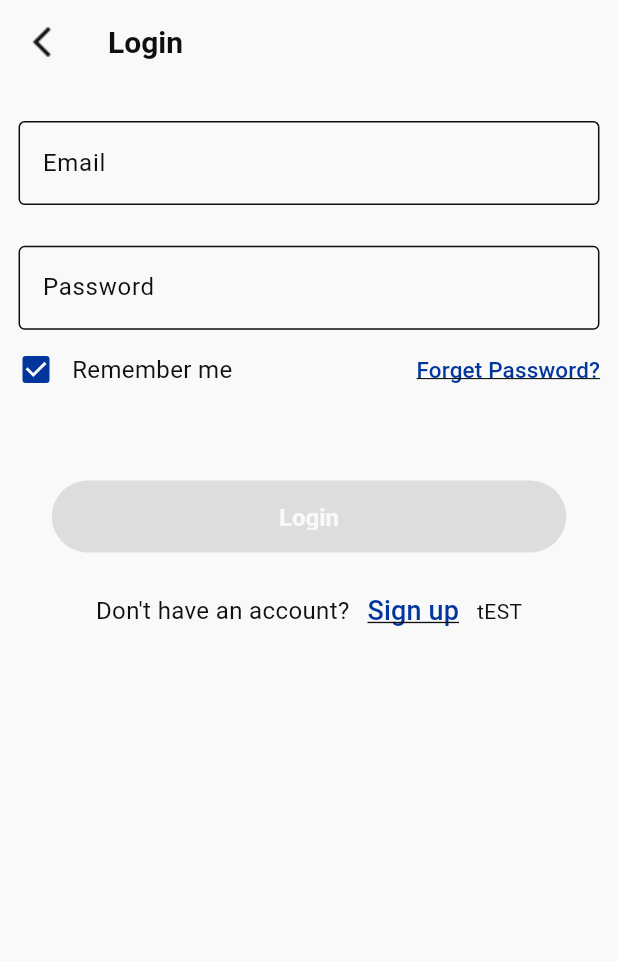
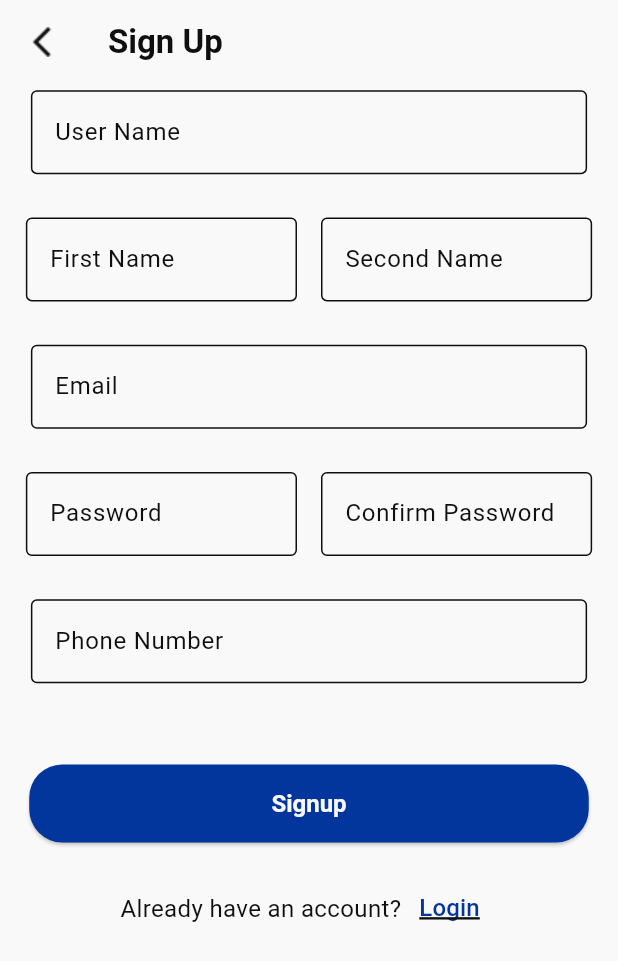
Before and after one commit to moyasser20/online_exam_app, a Flutter app: the screen it shows after launch, after a tap on "Sign up", on a phone screen of 412 x 824 dp. Shown: the top 961 px of the screen. Run offline on Flutter 3.47's test engine with Material 3 defaults, Android fonts, the phone set to English and light mode, and no system bars.

Commit message:
finish the UI of the Signup Except the logic of the inputs and the elevated Button

```diff
--- a/lib/core/Widgets/Custome_Elevated_Button.dart
+++ b/lib/core/Widgets/Custome_Elevated_Button.dart
@@ -10,14 +10,14 @@ class CustomeElevatedButton extends StatelessWidget {
   @override
   Widget build(BuildContext context) {
     return SizedBox(
-      width: 343,
-      height: 48,
+      width: 373,
+      height: 52,
       child: ElevatedButton(onPressed: onPressed,
           style: ElevatedButton.styleFrom(
             backgroundColor: color ?? AppColors.blue,
             padding: EdgeInsets.symmetric(vertical: 15, horizontal: 30),
             shape: RoundedRectangleBorder(
-              borderRadius: BorderRadius.circular(25),
+              borderRadius: BorderRadius.circular(22),
             ),
             textStyle: TextStyle(
               fontSize: 16,
--- a/lib/core/Widgets/custom_text_field.dart
+++ b/lib/core/Widgets/custom_text_field.dart
@@ -1,4 +1,6 @@
 import 'package:flutter/material.dart';
+
+import '../theme/app_colors.dart';
 
 class CustomeTextFormField extends StatefulWidget {
   final TextEditingController? controller;
@@ -42,7 +44,14 @@ class _CustomeTextFormFieldState extends State<CustomeTextFormField> {
       autovalidateMode: AutovalidateMode.onUserInteraction,
       decoration: InputDecoration(
         labelText: widget.label,
+        labelStyle: TextStyle(
+          color: AppColors.black,
+          fontWeight: FontWeight.w400
+        ),
         hintText: widget.hint,
+        hintStyle: TextStyle(
+          color: AppColors.grey.withOpacity(0.4)
+        ),
         border: const OutlineInputBorder(),
         errorStyle:  const TextStyle(color: Colors.red, fontSize: 12)
       ),
--- a/lib/core/extensions/validations.dart
+++ b/lib/core/extensions/validations.dart
@@ -12,4 +12,10 @@ abstract class Validations {
 
     return passwordRegExp.hasMatch(password);
   }
+
+  static bool validateUsername(String username) {
+    final RegExp usernameRegExp = RegExp(r'^[a-zA-Z0-9_]{3,20}$');
+    return usernameRegExp.hasMatch(username);
+  }
+
 }
--- a/lib/core/routes/app_routes.dart
+++ b/lib/core/routes/app_routes.dart
@@ -1,4 +1,6 @@
 abstract class AppRoutes {
 
   static const String login="/login";
+  static const String SignUp="/SignUp";
+  static const String profile="/profile";
 }
--- a/lib/core/routes/routes.dart
+++ b/lib/core/routes/routes.dart
@@ -1,7 +1,9 @@
 import 'package:flutter/material.dart';
-import 'package:online_exam_app/core/l10n/translation/app_localizations.dart';
 import 'package:online_exam_app/core/routes/app_routes.dart';
+import 'package:online_exam_app/features/forgetPassword/presentation/views/screens/profile_Screen.dart';
 import 'package:online_exam_app/features/login/presentation/views/screens/login.dart';
+
+import '../../features/signUp/presentation/views/screens/signUp.dart';
 
 abstract class Routes {
 
@@ -11,7 +13,11 @@ abstract class Routes {
     switch (url.path) {
       case AppRoutes.login:
         return MaterialPageRoute(builder: (context) => const loginScreen());
+      case AppRoutes.SignUp:
+        return MaterialPageRoute(builder: (context) => const SignupScreen());
 
+      case AppRoutes.profile:
+        return MaterialPageRoute(builder: (context) => const ProfileScreen());
       default:
         return MaterialPageRoute(builder: (context) => const loginScreen());
 
--- /dev/null
+++ b/lib/features/forgetPassword/presentation/views/screens/profile_Screen.dart
@@ -0,0 +1,18 @@
+import 'package:flutter/material.dart';
+
+class ProfileScreen extends StatelessWidget {
+  const ProfileScreen({super.key});
+
+  @override
+  Widget build(BuildContext context) {
+    return Scaffold(
+        appBar: AppBar(
+          automaticallyImplyLeading: false,
+          title: Text("Profile", style: TextStyle(
+            fontSize: 26,
+            fontWeight: FontWeight.w700
+          ),),
+        ),
+    );
+  }
+}
--- a/lib/features/login/presentation/views/screens/login.dart
+++ b/lib/features/login/presentation/views/screens/login.dart
@@ -3,6 +3,7 @@ import 'package:online_exam_app/core/Assets/app_assets.dart';
 import 'package:online_exam_app/core/Widgets/custom_text_field.dart';
 import 'package:online_exam_app/core/extensions/extensions.dart';
 import 'package:online_exam_app/core/extensions/validations.dart';
+import 'package:online_exam_app/core/routes/app_routes.dart';
 import 'package:online_exam_app/core/theme/app_colors.dart';
 
 import '../../../../../core/Widgets/Custome_Elevated_Button.dart';
@@ -58,7 +59,7 @@ class _loginScreenState extends State<loginScreen> {
         ),
         title: const Text(
           "Login",
-          style: TextStyle(fontWeight: FontWeight.bold, fontSize: 20),
+          style: TextStyle(fontWeight: FontWeight.w700, fontSize: 20),
         ),
       ),
       body: Form(
@@ -92,7 +93,7 @@ class _loginScreenState extends State<loginScreen> {
                 }
                 return null;
               },
-            ).setHorizontalAndVerticalPadding(context, 0.03, 0.003),
+            ).setHorizontalAndVerticalPadding(context, 0.03, 0.005),
             Row(
               mainAxisAlignment: MainAxisAlignment.spaceBetween,
               children: [
@@ -128,7 +129,7 @@ class _loginScreenState extends State<loginScreen> {
               onPressed: isFormValid
                   ? () {
                 if (_formState.currentState!.validate()) {
-                  print("Login Successful ✅");
+                  print("Login Successful");
                 }
               }
                   : null,
@@ -143,14 +144,15 @@ class _loginScreenState extends State<loginScreen> {
                   style: TextStyle(fontSize: 16),
                 ),
                 TextButton(
-                  onPressed: () {},
+                  onPressed: () {
+                    Navigator.pushNamed(context, AppRoutes.SignUp);
+                  },
                   child: const Text(
                     "Sign up",
                     style: TextStyle(
                         decoration: TextDecoration.underline, fontSize: 18),
                   ),
                 ),
-                Text("tEST")
               ],
             )
           ],
--- /dev/null
+++ b/lib/features/signUp/presentation/views/screens/signUp.dart
@@ -0,0 +1,107 @@
+import 'package:flutter/material.dart';
+import 'package:online_exam_app/core/Assets/app_assets.dart';
+import 'package:online_exam_app/core/Widgets/Custome_Elevated_Button.dart';
+import 'package:online_exam_app/core/Widgets/custom_text_field.dart';
+import 'package:online_exam_app/core/extensions/padding_ext.dart';
+import 'package:online_exam_app/core/routes/app_routes.dart';
+
+class SignupScreen extends StatelessWidget {
+  const SignupScreen({super.key});
+
+  @override
+  Widget build(BuildContext context) {
+    return Scaffold(
+      appBar: AppBar(
+        leading: IconButton(
+          onPressed: () {
+            Navigator.of(context).pop();
+          },
+          icon: Image.asset(AppAssets.ArrowIcon),
+        ),
+        title: Text("Sign Up", style: TextStyle(fontWeight: FontWeight.w600)),
+      ),
+      body: Column(
+        children: [
+          const CustomeTextFormField(
+            label: "User Name",
+            hint: "Enter User Name",
+          ).setHorizontalAndVerticalPadding(context, 0.05, 0.005),
+          Row(
+            children: [
+              SizedBox(width: 16),
+              Expanded(
+                child: CustomeTextFormField(
+                  label: 'First Name',
+                  hint: "Enter first name",
+                ),
+              ),
+              SizedBox(width: 16),
+              Expanded(
+                child: CustomeTextFormField(
+                  label: 'Second Name',
+                  hint: "Enter Last name",
+                ),
+              ),
+              SizedBox(width: 16),
+            ],
+          ).setHorizontalAndVerticalPadding(context, 0.003, 0.03),
+          const CustomeTextFormField(
+            label: "Email",
+            hint: "Enter your Email",
+          ).setHorizontalAndVerticalPadding(context, 0.05, 0.005),
+          Row(
+            children: [
+              SizedBox(width: 16),
+              Expanded(
+                child: CustomeTextFormField(
+                  label: 'Password',
+                  hint: "Enter Password",
+                ),
+              ),
+              SizedBox(width: 16),
+              Expanded(
+                child: CustomeTextFormField(
+                  label: 'Confirm Password',
+                  hint: "Confirm Password",
+                ),
+              ),
+              SizedBox(width: 16),
+            ],
+          ).setHorizontalAndVerticalPadding(context, 0.003, 0.03),
+          const CustomeTextFormField(
+            label: "Phone Number",
+            hint: "Enter phone number",
+          ).setHorizontalAndVerticalPadding(context, 0.05, 0.005),
+          const SizedBox(height: 50),
+          CustomeElevatedButton(text: "Signup", onPressed: () {
+            Navigator.pushNamed(context, AppRoutes.profile);
+          }),
+          const SizedBox(height: 20),
+          Row(
+            mainAxisAlignment: MainAxisAlignment.center,
+            children: [
+              const Text(
+                "Already have an account?",
+                style: TextStyle(fontSize: 16),
+              ),
+              TextButton(
+                onPressed: () {
+                  Navigator.pushNamed(context, AppRoutes.login);
+                },
+                child: Text(
+                  "Login",
+                  style: TextStyle(
+                    decoration: TextDecoration.underline,
+                    fontSize: 16,
+                    decorationThickness: 2,
+                    height: 2
+                  ),
+                ),
+              ),
+            ],
+          ),
+        ],
+      ),
+    );
+  }
+}
```
